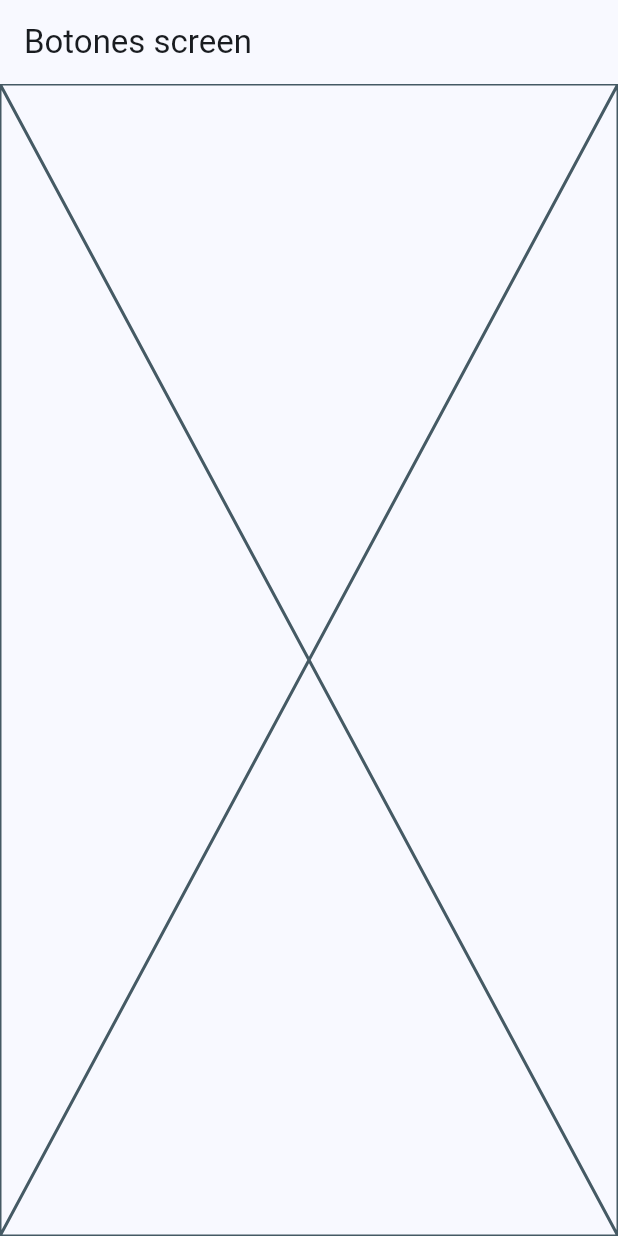
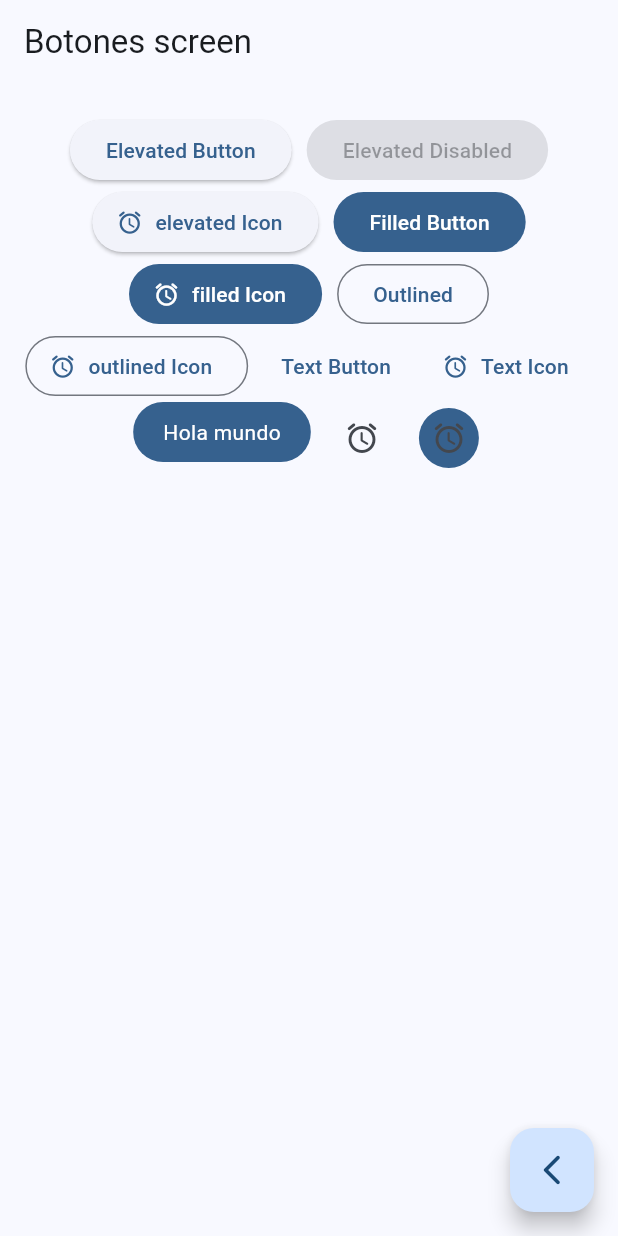
Before and after one commit to joelvill/widgets_app_course, a Flutter app: the ButttonsScreen screen opened by its route, on a phone screen of 412 x 824 dp. Run offline on Flutter 3.47's test engine with Material 3 defaults, Android fonts, the phone set to English and light mode, and no system bars; our stand-ins replace go_router.

Commit message:
pagina botones

```diff
--- a/lib/presentation/screens/buttons/buttons_screen.dart
+++ b/lib/presentation/screens/buttons/buttons_screen.dart
@@ -1,4 +1,5 @@
 import 'package:flutter/material.dart';
+import 'package:go_router/go_router.dart';
 
 class ButttonsScreen extends StatelessWidget {
   static const name = "butttons_screen";
@@ -11,7 +12,121 @@
       appBar: AppBar(
         title: const Text('Botones screen'),
       ),
-      body: const Placeholder(),
+      body: const _ButtonsView(),
+      floatingActionButton: FloatingActionButton(
+        child: const Icon(Icons.arrow_back_ios_new_rounded),
+        onPressed: () {
+          context.pop();
+        },
+      ),
     );
   }
 }
+
+class _ButtonsView extends StatelessWidget {
+  const _ButtonsView();
+
+  @override
+  Widget build(BuildContext context) {
+    final colors = Theme.of(context).colorScheme;
+
+    return SizedBox(
+      width: double.infinity,
+      child: Padding(
+        padding: const EdgeInsets.symmetric(
+          horizontal: 10,
+          vertical: 20,
+        ),
+        child: Wrap(
+          spacing: 10,
+          alignment: WrapAlignment.center,
+          children: [
+            ElevatedButton(
+              onPressed: () {},
+              child: const Text('Elevated Button'),
+            ),
+            const ElevatedButton(
+              onPressed: null,
+              child: Text('Elevated Disabled'),
+            ),
+            ElevatedButton.icon(
+              onPressed: () {},
+              icon: const Icon(Icons.access_alarm_rounded),
+              label: const Text('elevated Icon'),
+            ),
+            FilledButton(
+              onPressed: () {},
+              child: const Text('Filled Button'),
+            ),
+            FilledButton.icon(
+              onPressed: () {},
+              icon: const Icon(Icons.access_alarm_rounded),
+              label: const Text('filled Icon'),
+            ),
+            OutlinedButton(
+              onPressed: () {},
+              child: const Text('Outlined'),
+            ),
+            OutlinedButton.icon(
+              onPressed: () {},
+              icon: const Icon(Icons.access_alarm_rounded),
+              label: const Text('outlined Icon'),
+            ),
+            TextButton(
+              onPressed: () {},
+              child: const Text('Text Button'),
+            ),
+            TextButton.icon(
+              onPressed: () {},
+              icon: const Icon(Icons.access_alarm_rounded),
+              label: const Text('Text Icon'),
+            ),
+            const CustomButton(),
+            IconButton(
+              onPressed: () {},
+              icon: const Icon(Icons.access_alarm_rounded),
+            ),
+            IconButton(
+              onPressed: () {},
+              icon: const Icon(Icons.access_alarm_rounded),
+              style: ButtonStyle(
+                backgroundColor: MaterialStateProperty.all(colors.primary),
+              ),
+            ),
+          ],
+        ),
+      ),
+    );
+  }
+}
+
+class CustomButton extends StatelessWidget {
+  const CustomButton({super.key});
+
+  @override
+  Widget build(BuildContext context) {
+    final colors = Theme.of(context).colorScheme;
+
+    return ClipRRect(
+      borderRadius: BorderRadius.circular(20),
+      child: Material(
+        color: colors.primary,
+        child: InkWell(
+          onTap: () {},
+          child: const Padding(
+            padding: EdgeInsets.symmetric(
+              horizontal: 20,
+              vertical: 10,
+            ),
+            child: Text(
+              'Hola mundo',
+              style: TextStyle(
+                color: Colors.white,
+              ),
+            ),
+          ),
+        ),
+      ),
+    );
+  }
+}
```
